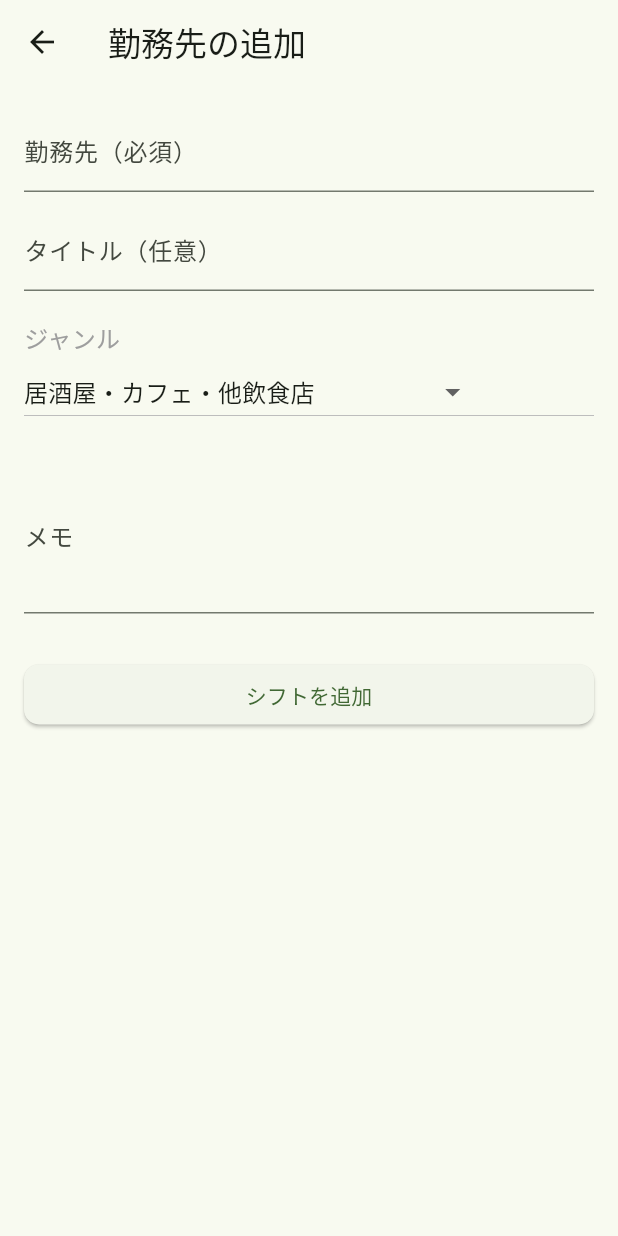
After one commit to KotaWata223/flutter_application, a Flutter app: the MyPage screen opened directly, after a tap on "勤務先登録", on a phone screen of 412 x 824 dp. The commit adds this screen. Run offline on Flutter 3.47's test engine with Material 3 defaults, Android fonts, the phone set to English and light mode, and no system bars; our stand-ins replace cloud_firestore, firebase_auth, firebase_core, flutter_datetime_picker_plus, table_calendar; accounts and stored records are empty.

Commit message:
勤務地登録画面、パスワード変更画面の作成。

```diff
--- /dev/null
+++ b/lib/src/screens/AddWorkPlace.dart
@@ -0,0 +1,117 @@
+import 'package:flutter/material.dart';
+import 'package:flutter_datetime_picker_plus/flutter_datetime_picker_plus.dart' as dtp;
+import 'package:cloud_firestore/cloud_firestore.dart';
+
+class Addworkplace extends StatefulWidget{
+  @override
+ _WorkPlaceAddPageState createState() => _WorkPlaceAddPageState();
+}
+
+class _WorkPlaceAddPageState extends State<Addworkplace>{
+final TextEditingController _titleContentController = TextEditingController();
+  final TextEditingController _memoContentController = TextEditingController();
+
+  final CollectionReference _shifts = FirebaseFirestore.instance.collection('shifts');
+
+  String? _title;
+  String? _memo;
+  String? _genre;
+  String? _address;
+  DateTime? _deadline;
+  DateTime? _payday;
+  String? _salary;
+
+  @override
+  Widget build(BuildContext context) {
+    return Scaffold(
+      appBar: AppBar(title: const Text('勤務先の追加')),
+      body: Padding(
+        padding: const EdgeInsets.all(16),
+        child: ListView(
+          children: [
+            TextField(
+              decoration: const InputDecoration(labelText: '勤務先（必須）'),
+              onChanged: (val) => _title = val,
+            ),
+            const SizedBox(height: 10),
+            TextField(
+              controller: _titleContentController,
+              decoration: const InputDecoration(labelText: 'タイトル（任意）'),
+            ),
+            const SizedBox(height: 20),
+            Text('ジャンル',style: TextStyle(fontSize: 16, color: Colors.grey),
+            ),
+            DropdownButtonMenu(),
+
+            const SizedBox(height: 20),
+            TextField(
+              controller: _memoContentController,
+              decoration: const InputDecoration(labelText: 'メモ'),
+              maxLines: 3,
+              onChanged: (val) => _memo = val,
+            ),
+            const SizedBox(height: 30),
+            ElevatedButton(
+              child: const Text('シフトを追加'),
+              style: ElevatedButton.styleFrom(
+                shape: RoundedRectangleBorder(
+                  borderRadius: BorderRadius.circular(10),
+                ),
+              ),
+              onPressed: () async {
+
+
+                await _shifts.add({
+                  'title': _title,
+
+                  'memo': _memo ?? '',
+                });
+
+                Navigator.pop(context);
+              },
+            ),
+          ],
+        ),
+      ),
+    );
+  }
+}
+
+class DropdownButtonMenu extends StatefulWidget{
+  const DropdownButtonMenu({Key? key}) : super(key: key);
+
+  @override
+  State<DropdownButtonMenu> createState() => _DropdownButtonMenustate();
+}
+
+class _DropdownButtonMenustate extends State<DropdownButtonMenu>{
+  String isSelectedValue = '居酒屋・カフェ・他飲食店';
+
+  @override
+  Widget build(BuildContext context){
+    return DropdownButton(
+      items: const[
+        DropdownMenuItem(value:'居酒屋・カフェ・他飲食店',child: Text('居酒屋・カフェ・他飲食店'),
+        ),
+        DropdownMenuItem(value:'スーパー・コンビニ',child: Text('スーパー・コンビニ'),
+        ),
+        DropdownMenuItem(value:'アパレル',child: Text('アパレル'),
+        ),
+        DropdownMenuItem(value:'家電・雑貨・他販売',child: Text('家電・雑貨・他販売'),
+        ),
+        DropdownMenuItem(value:'カラオケ・パチンコ・他レジャー施設',child: Text('カラオケ・パチンコ・他レジャー施設'),
+        ),
+        DropdownMenuItem(value:'フロント・受付窓口・他サービス',child: Text('フロント・受付窓口・他サービス'),
+        ),
+        DropdownMenuItem(value:'事務・オフィスワーク',child: Text('事務・オフィスワーク'),
+        ),
+      ],
+      value: isSelectedValue,
+      onChanged:(String? value){
+        setState(() {
+          isSelectedValue = value!;
+        });
+      }
+      );
+  }
+}
--- a/lib/src/screens/MyPage.dart
+++ b/lib/src/screens/MyPage.dart
@@ -2,6 +2,8 @@ import 'package:flutter/material.dart';
 import 'package:flutter/cupertino.dart';
 import 'package:flutter_application_2/main.dart';
 import 'package:firebase_auth/firebase_auth.dart';
+import 'package:flutter_application_2/src/screens/AddWorkPlace.dart';
+import 'package:flutter_application_2/src/screens/ChangePass.dart';
 
 FirebaseAuth auth = FirebaseAuth.instance;
 class MyPage extends StatelessWidget {
@@ -30,16 +32,18 @@ class MyPage extends StatelessWidget {
               style: TextStyle(fontSize: 16, color: Colors.grey),
             ),
             const SizedBox(height: 20),
-
             // 設定メニュー
             Flexible(
               child: ListView(
                 children: [
                   ListTile(
-                    leading: const Icon(Icons.notifications),
+                    leading: const Icon(Icons.work),
                     title: const Text('勤務先登録'),
                     onTap: () {
-                      // 通知設定画面へ
+                      Navigator.push(
+                        context,
+                        MaterialPageRoute(builder: (context) => Addworkplace()),
+                        );
                     },
                   ),
                   ListTile(
```
Also changed, not shown: lib/src/screens/ChangePass.dart (added).
